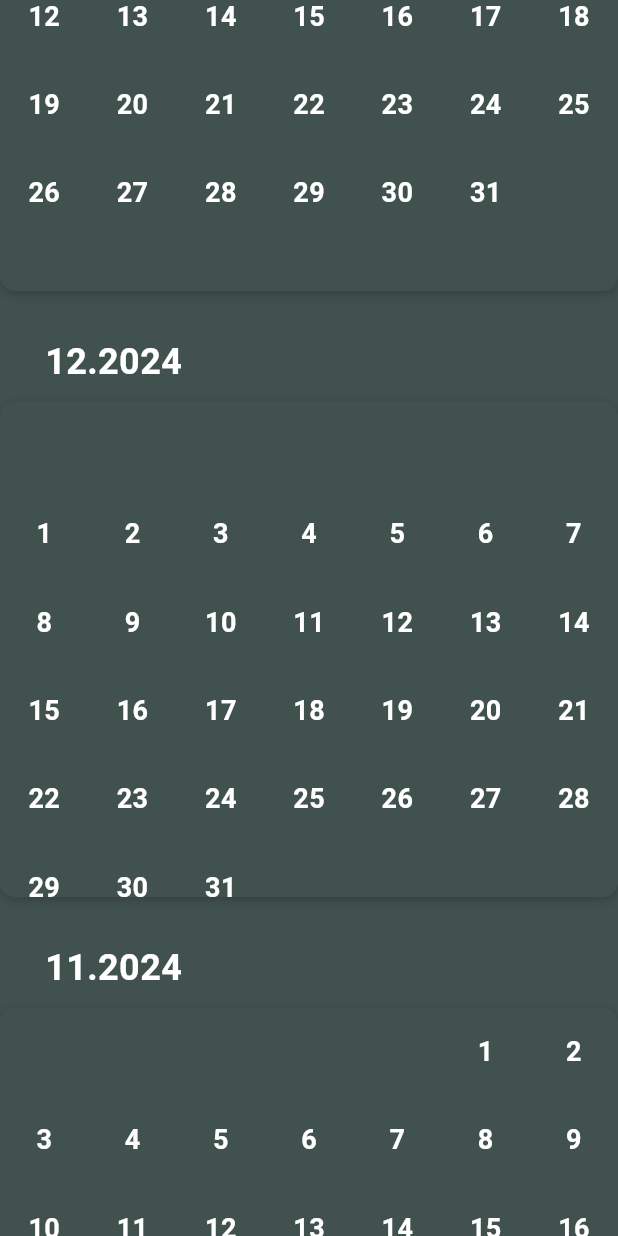
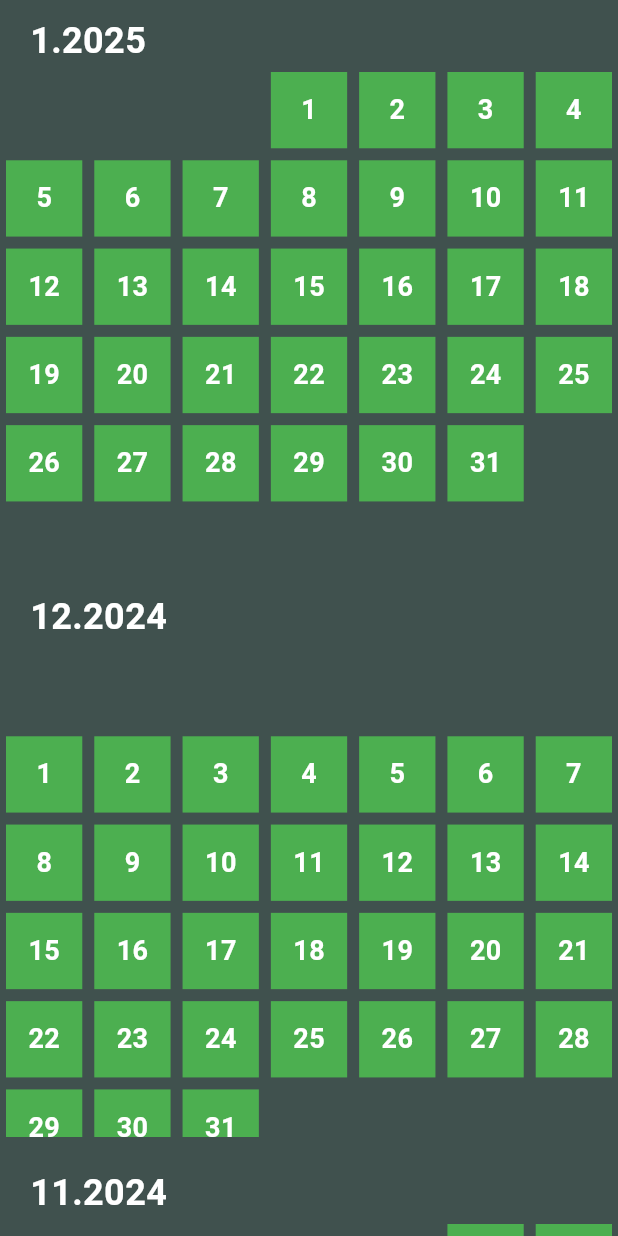
Before and after one commit to xiangxiang3451/EMMOApp, a Flutter app: the CalendarScreen screen opened directly, on a phone screen of 412 x 824 dp. Run offline on Flutter 3.47's test engine with Material 3 defaults, Android fonts, the phone set to English and light mode, and no system bars; our stand-ins replace cloud_firestore, firebase_auth, firebase_core, geocoding, geolocator, google_maps_flutter and 2 more; missing offline and left inert: mailer; accounts and stored records are empty.

Commit message:
Calendar function

```diff
--- a/lib/screens/calendar_screen.dart
+++ b/lib/screens/calendar_screen.dart
@@ -1,14 +1,15 @@
+import 'dart:convert';
+
+import 'package:emmo/services/firebase_service.dart';
 import 'package:flutter/material.dart';
-// import 'dart:convert';
 
 // 扩展 DateTime 类，添加 isSameDay 方法
 extension DateTimeComparison on DateTime {
   bool isSameDay(DateTime other) {
-    return year == other.year &&
-        month == other.month &&
-        day == other.day;
+    return year == other.year && month == other.month && day == other.day;
   }
 }
+
 
 class CalendarScreen extends StatefulWidget {
   const CalendarScreen({super.key});
@@ -18,68 +19,30 @@ class CalendarScreen extends StatefulWidget {
 }
 
 class _CalendarScreenState extends State<CalendarScreen> {
-  late final Map<DateTime, String> _selectedEmotions = {}; // 存储每个日期的情绪
-  late DateTime _selectedDate; // 当前选中的日期
-  late DateTime _currentDate; // 当前日期
-  final ScrollController _scrollController = ScrollController(); // 滚动控制器
+  final FirebaseService _firebaseService = FirebaseService();
+  late DateTime _currentDate;
+  final ScrollController _scrollController = ScrollController();
 
   @override
   void initState() {
     super.initState();
-    _selectedDate = DateTime.now();
-    _currentDate = DateTime.now(); // 获取当前日期
-    // _loadEmotions(); // 加载情绪数据
-  }
-  // 显示情绪选择对话框
-  void _selectEmotion(DateTime date) {
-    showDialog(
-      context: context,
-      builder: (context) {
-        return AlertDialog(
-          title: const Text("选择你的情绪"),
-          content: Wrap(
-            spacing: 10.0,
-            children: [
-              _emotionButton("😊", date),
-              _emotionButton("😔", date),
-              _emotionButton("😡", date),
-              _emotionButton("😱", date),
-              _emotionButton("😴", date),
-
-            ],
-          ),
-        );
-      },
-    );
+    _currentDate = DateTime.now();
   }
 
-  // 单个情绪按钮
-  Widget _emotionButton(String emoji, DateTime date) {
-    return GestureDetector(
-      onTap: () {
-        Navigator.of(context).pop();
-        // _saveEmotion(date, emoji); // 保存选择的情绪
-      },
-      child: Text(emoji, style: const TextStyle(fontSize: 30)),
-    );
+  void _viewDayDetails(BuildContext context, DateTime date) {
+    Navigator.of(context).push(MaterialPageRoute(
+      builder: (context) => DayDetailsScreen(date: date),
+    ));
   }
 
-  // 获取指定月份的天数
   List<DateTime> _getDaysInMonth(int year, int month) {
-    DateTime firstDay = DateTime(year, month, 1); // 获取该月的第一天
-    DateTime lastDay = DateTime(year, month + 1, 0); // 获取该月的最后一天
-
-    List<DateTime> days = [];
-    for (int i = 0; i < lastDay.day; i++) {
-      days.add(firstDay.add(Duration(days: i))); // 生成该月的所有日期
-    }
-    return days;
+    DateTime firstDay = DateTime(year, month, 1);
+    DateTime lastDay = DateTime(year, month + 1, 0);
+    return List.generate(lastDay.day, (index) => firstDay.add(Duration(days: index)));
   }
 
-  // 获取指定月份的第一天星期几
   int _getFirstWeekdayOfMonth(int year, int month) {
-    DateTime firstDay = DateTime(year, month, 1); // 获取该月的第一天
-    return firstDay.weekday; // 获取该天是星期几
+    return DateTime(year, month, 1).weekday;
   }
 
   @override
@@ -87,18 +50,14 @@ class _CalendarScreenState extends State<CalendarScreen> {
     return Scaffold(
       backgroundColor: const Color(0xFF40514E),
       body: CustomScrollView(
-        controller: _scrollController, // 使用控制器
+        controller: _scrollController,
         slivers: [
           SliverList(
             delegate: SliverChildBuilderDelegate(
               (context, index) {
-                // 通过当前日期倒推，显示当前月份及之前的月份
-                DateTime monthDate =
-                    DateTime(_currentDate.year, _currentDate.month - index);
-                List<DateTime> daysInMonth = _getDaysInMonth(
-                    monthDate.year, monthDate.month); // 获取该月的所有日期
-                int firstWeekday = _getFirstWeekdayOfMonth(
-                    monthDate.year, monthDate.month); // 获取该月第一天是星期几
+                DateTime monthDate = DateTime(_currentDate.year, _currentDate.month - index);
+                List<DateTime> daysInMonth = _getDaysInMonth(monthDate.year, monthDate.month);
+                int firstWeekday = _getFirstWeekdayOfMonth(monthDate.year, monthDate.month);
 
                 return Padding(
                   padding: const EdgeInsets.symmetric(vertical: 10),
@@ -107,79 +66,53 @@ class _CalendarScreenState extends State<CalendarScreen> {
                     children: [
                       Padding(
                         padding: const EdgeInsets.symmetric(horizontal: 20.0),
-                        child: Container(
-                          color: const Color(0xFF40514E),  // 设置背景色为 #40514E
-                          padding: const EdgeInsets.all(10),
-                          child: Text(
-                            "${monthDate.month}.${monthDate.year} ",
-                            style: const TextStyle(
-                              fontSize: 24,
-                              fontWeight: FontWeight.bold,
-                              color: Colors.white, // 设置字体颜色为白色
-                            ),
+                        child: Text(
+                          "${monthDate.month}.${monthDate.year}",
+                          style: const TextStyle(
+                            fontSize: 24,
+                            fontWeight: FontWeight.bold,
+                            color: Colors.white,
                           ),
                         ),
                       ),
                       Container(
-                        height: 330, // 每个月日历的高度
+                        height: 330,
                         decoration: BoxDecoration(
-                          color: const Color(0xFF40514E), // 设置背景色为 #40514e
-                          borderRadius: BorderRadius.circular(10), // 设置边框圆角
-                          boxShadow: [
-                            BoxShadow(
-                              color: Colors.black.withOpacity(0.2),
-                              blurRadius: 6,
-                              offset: const Offset(0, 2), // 位置偏移
-                            ),
-                          ],
+                          color: const Color(0xFF40514E),
+                          borderRadius: BorderRadius.circular(10),
                         ),
                         child: GridView.builder(
                           shrinkWrap: true,
-                          gridDelegate:
-                              const SliverGridDelegateWithFixedCrossAxisCount(
-                            crossAxisCount: 7, // 一周7天
-                            childAspectRatio: 1.0, // 每个格子的宽高比
+                          gridDelegate: const SliverGridDelegateWithFixedCrossAxisCount(
+                            crossAxisCount: 7,
+                            childAspectRatio: 1.0,
                           ),
-                          itemCount: 42, // 每个月的最大格子数（6行 * 7列）
+                          itemCount: 42,
                           itemBuilder: (context, gridIndex) {
                             int dayIndex = gridIndex - firstWeekday + 1;
-
-                            if (dayIndex <= 0 ||
-                                dayIndex > daysInMonth.length) {
-                              return const SizedBox.shrink(); // 空格子
+                            if (dayIndex <= 0 || dayIndex > daysInMonth.length) {
+                              return const SizedBox.shrink();
                             }
 
-                            DateTime day = daysInMonth[dayIndex - 1]; // 当前日期
-                            String emotion =
-                                _selectedEmotions[day] ?? ''; // 获取该日期的情绪
-
-                            // 确保当前日期在屏幕上
-                            if (day.isSameDay(_currentDate)) {
-                              // 滚动到当前日期
-                              WidgetsBinding.instance.addPostFrameCallback((_) {
-                                _scrollController.jumpTo(200.0); // 定位到当前日期
-                              });
-                            }
+                            DateTime day = daysInMonth[dayIndex - 1];
 
                             return GestureDetector(
                               onTap: () {
-                                _selectEmotion(day); // 选择情绪
+                                _viewDayDetails(context, day);
                               },
                               child: Container(
                                 margin: const EdgeInsets.all(4.0),
                                 decoration: BoxDecoration(
-                                  color: emotion.isNotEmpty
-                                      ? Colors.green
-                                      : null, // 有情绪时背景色
-                                  border: Border.all(color: Colors.transparent), // 去掉边框
+                                  color: Colors.green,
+                                  border: Border.all(color: Colors.transparent),
                                 ),
                                 child: Center(
                                   child: Text(
                                     '$dayIndex',
                                     style: const TextStyle(
-                                      fontSize: 18,  // 加大字体
-                                      fontWeight: FontWeight.bold,  // 加粗字体
-                                      color: Colors.white, // 设置字体颜色为白色
+                                      fontSize: 18,
+                                      fontWeight: FontWeight.bold,
+                                      color: Colors.white,
                                     ),
                                   ),
                                 ),
@@ -192,7 +125,7 @@ class _CalendarScreenState extends State<CalendarScreen> {
                   ),
                 );
               },
-              childCount: 12, // 一年12个月
+              childCount: 12,
             ),
           ),
         ],
@@ -200,3 +133,130 @@ class _CalendarScreenState extends State<CalendarScreen> {
     );
   }
 }
+
+class DayDetailsScreen extends StatelessWidget {
+  final DateTime date;
+
+  const DayDetailsScreen({super.key, required this.date});
+
+  @override
+  Widget build(BuildContext context) {
+    FirebaseService firebaseService = FirebaseService();
+
+    return Scaffold(
+      appBar: AppBar(
+        title: Text("${date.year}-${date.month}-${date.day}"),
+         automaticallyImplyLeading: false,
+      ),
+      body: FutureBuilder<List<Map<String, dynamic>>>(
+        future: firebaseService.getRecordsForDate(date),
+        builder: (context, snapshot) {
+          if (snapshot.connectionState == ConnectionState.waiting) {
+            return const Center(child: CircularProgressIndicator());
+          }
+
+          if (snapshot.hasError) {
+            return Center(child: Text('Error: ${snapshot.error}'));
+          }
+
+          final records = snapshot.data ?? [];
+
+          if (records.isEmpty) {
+            return const Center(child: Text('当天没有记录'));
+          }
+
+          return ListView.builder(
+            itemCount: records.length,
+            itemBuilder: (context, index) {
+              final record = records[index];
+              final expression = record['expression'];
+              final colorValue = record['color'];
+              final color = colorValue is int ? Color(colorValue) : Colors.transparent;
+              final address = record['address'];
+              final thoughts = record['thoughts'];
+
+              return Card(
+                color: color,
+                margin: const EdgeInsets.all(8.0),
+                child: ListTile(
+                  leading: CircleAvatar(
+                    backgroundColor: color,
+                    child: Text(expression, style: const TextStyle(fontSize: 24)),
+                  ),
+                  title: Text(address),
+                  subtitle: Text(thoughts),
+                  onTap: () => _showRecordDetails(context, record), // 添加点击事件
+                ),
+              );
+            },
+          );
+        },
+      ),
+    );
+  }
+
+  void _showRecordDetails(BuildContext context, Map<String, dynamic> record) {
+    final expression = record['expression'];
+    final colorValue = record['color'];
+    final color = colorValue is int ? Color(colorValue) : Colors.transparent;
+    final date = record['date'];
+    final address = record['address'];
+    final thoughts = record['thoughts'];
+    final photoBase64 = record['photo'];
+
+    showDialog(
+      context: context,
+      builder: (context) => AlertDialog(
+        title: Text('$expression'),
+        backgroundColor: color,
+        content: SingleChildScrollView(
+          child: Column(
+            crossAxisAlignment: CrossAxisAlignment.start,
+            children: [
+              Row(
+                children: [
+                  const Text('date: '),
+                  Text(
+                    date,
+                    style: const TextStyle(fontWeight: FontWeight.bold),
+                  ),
+                ],
+              ),
+              const SizedBox(height: 5),
+              Row(
+                children: [
+                  const Text('address: '),
+                  Expanded(child: Text(address)),
+                ],
+              ),
+              const SizedBox(height: 5),
+              Row(
+                children: [
+                  const Text('notes: '),
+                  Expanded(child: Text(thoughts)),
+                ],
+              ),
+              if (photoBase64 != null && photoBase64.isNotEmpty) ...[
+                const SizedBox(height: 16),
+                Center(
+                  child: Image.memory(
+                    base64Decode(photoBase64),
+                    height: 150,
+                    width: 150,
+                    fit: BoxFit.cover,
+                  ),
+                ),
+              ],
+            ],
+          ),
+        ),
+        actions: [
+          TextButton(
+            onPressed: () => Navigator.pop(context),
+            child: const Text('close'),
+          ),
+        ],
+      ),
+    );
+  }
+}
```
Also changed, not shown: lib/services/firebase_service.dart (+31 -0 lines).
